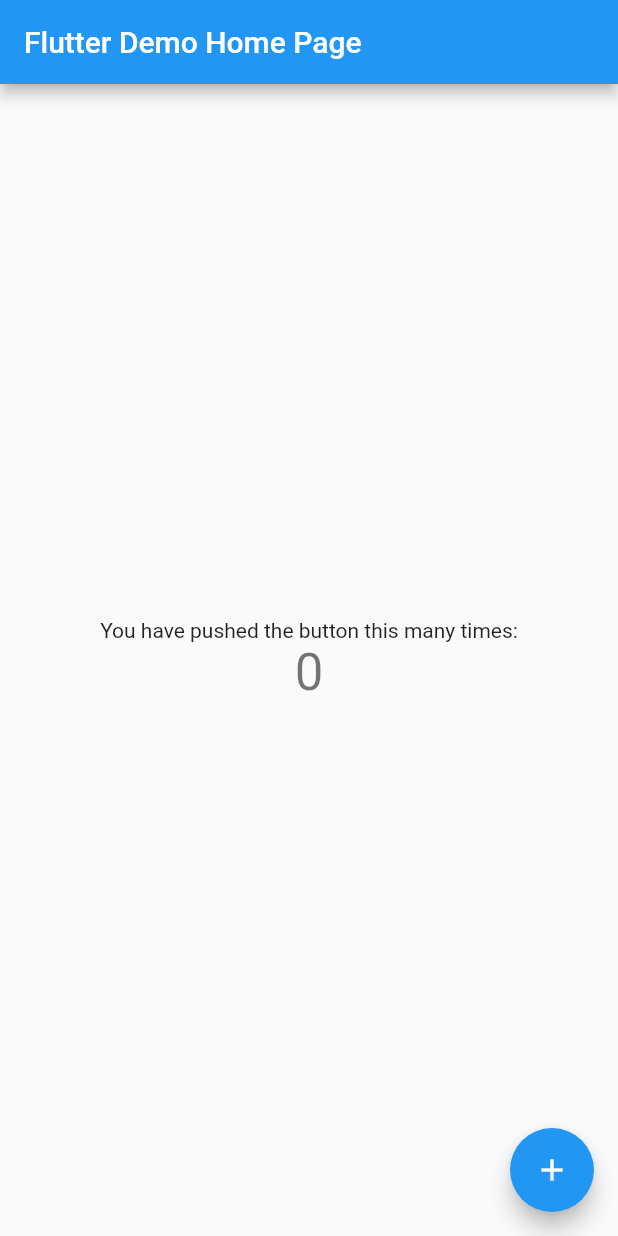
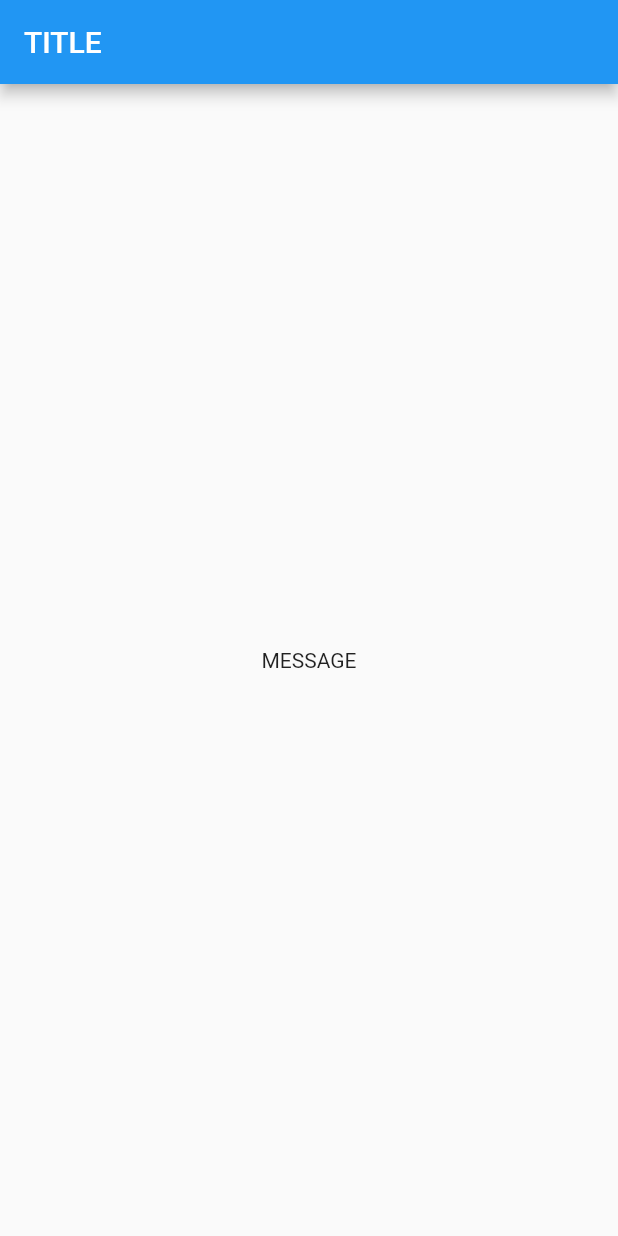
Before and after one commit to napoleon-na/FlutterTesting, a Flutter app: the screen it shows after launch, on a phone screen of 412 x 824 dp. Run offline on Flutter 3.47's test engine with Material 2 defaults, Android fonts, the phone set to English and light mode, and no system bars.

Commit message:
Introduction to Widget testing - 2. Create a Widget to test

```diff
--- a/widget_testing/lib/main.dart
+++ b/widget_testing/lib/main.dart
@@ -1,109 +1,32 @@
 import 'package:flutter/material.dart';
 
-void main() => runApp(new MyApp());
+void main() => runApp(new MyWidget(
+  title: "TITLE",
+  message: "MESSAGE"
+));
 
-class MyApp extends StatelessWidget {
-  // This widget is the root of your application.
+class MyWidget extends StatelessWidget {
+  final String title;
+  final String message;
+
+  const MyWidget({
+    Key key,
+    @required this.title,
+    @required this.message,
+  }) : super(key: key);
+
   @override
   Widget build(BuildContext context) {
-    return new MaterialApp(
+    return MaterialApp(
       title: 'Flutter Demo',
-      theme: new ThemeData(
-        // This is the theme of your application.
-        //
-        // Try running your application with "flutter run". You'll see the
-        // application has a blue toolbar. Then, without quitting the app, try
-        // changing the primarySwatch below to Colors.green and then invoke
-        // "hot reload" (press "r" in the console where you ran "flutter run",
-        // or press Run > Flutter Hot Reload in IntelliJ). Notice that the
-        // counter didn't reset back to zero; the application is not restarted.
-        primarySwatch: Colors.blue,
+      home: Scaffold(
+        appBar: AppBar(
+          title: new Text(title),
+        ),
+        body: Center(
+          child: new Text(message),
+        ),
       ),
-      home: new MyHomePage(title: 'Flutter Demo Home Page'),
     );
   }
 }
-
-class MyHomePage extends StatefulWidget {
-  MyHomePage({Key key, this.title}) : super(key: key);
-
-  // This widget is the home page of your application. It is stateful, meaning
-  // that it has a State object (defined below) that contains fields that affect
-  // how it looks.
-
-  // This class is the configuration for the state. It holds the values (in this
-  // case the title) provided by the parent (in this case the App widget) and
-  // used by the build method of the State. Fields in a Widget subclass are
-  // always marked "final".
-
-  final String title;
-
-  @override
-  _MyHomePageState createState() => new _MyHomePageState();
-}
-
-class _MyHomePageState extends State<MyHomePage> {
-  int _counter = 0;
-
-  void _incrementCounter() {
-    setState(() {
-      // This call to setState tells the Flutter framework that something has
-      // changed in this State, which causes it to rerun the build method below
-      // so that the display can reflect the updated values. If we changed
-      // _counter without calling setState(), then the build method would not be
-      // called again, and so nothing would appear to happen.
-      _counter++;
-    });
-  }
-
-  @override
-  Widget build(BuildContext context) {
-    // This method is rerun every time setState is called, for instance as done
-    // by the _incrementCounter method above.
-    //
-    // The Flutter framework has been optimized to make rerunning build methods
-    // fast, so that you can just rebuild anything that needs updating rather
-    // than having to individually change instances of widgets.
-    return new Scaffold(
-      appBar: new AppBar(
-        // Here we take the value from the MyHomePage object that was created by
-        // the App.build method, and use it to set our appbar title.
-        title: new Text(widget.title),
-      ),
-      body: new Center(
-        // Center is a layout widget. It takes a single child and positions it
-        // in the middle of the parent.
-        child: new Column(
-          // Column is also layout widget. It takes a list of children and
-          // arranges them vertically. By default, it sizes itself to fit its
-          // children horizontally, and tries to be as tall as its parent.
-          //
-          // Invoke "debug paint" (press "p" in the console where you ran
-          // "flutter run", or select "Toggle Debug Paint" from the Flutter tool
-          // window in IntelliJ) to see the wireframe for each widget.
-          //
-          // Column has various properties to control how it sizes itself and
-          // how it positions its children. Here we use mainAxisAlignment to
-          // center the children vertically; the main axis here is the vertical
-          // axis because Columns are vertical (the cross axis would be
-          // horizontal).
-          mainAxisAlignment: MainAxisAlignment.center,
-          children: <Widget>[
-            new Text(
-              'You have pushed the button this many times:',
-            ),
-            new Text(
-              '$_counter',
-              style: Theme.of(context).textTheme.display1,
-            ),
-          ],
-        ),
-      ),
-      floatingActionButton: new FloatingActionButton(
-        onPressed: _incrementCounter,
-        tooltip: 'Increment',
-        child: new Icon(Icons.add),
-      ), // This trailing comma makes auto-formatting nicer for build methods.
-    );
-  }
-}
```
Also changed, not shown: 1 other file.
